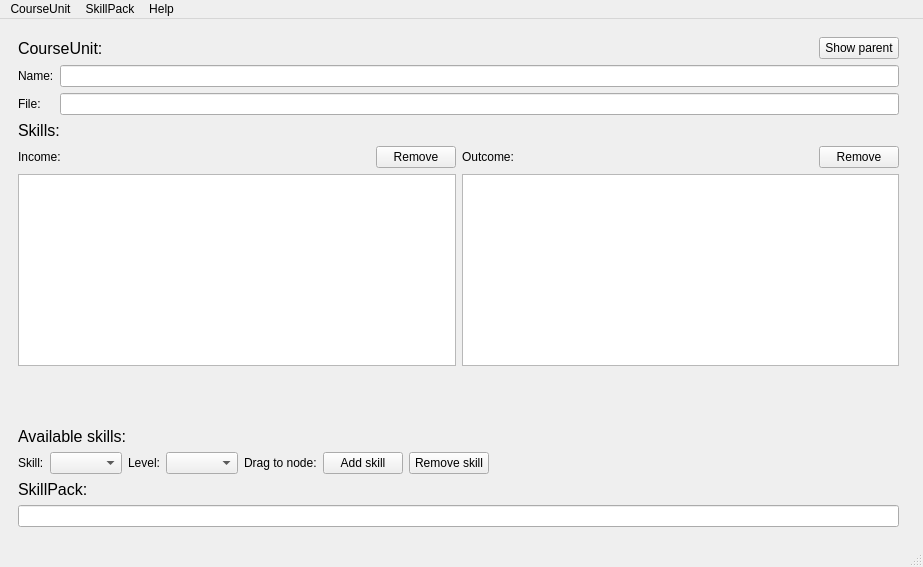
Above: Sources/App/CourseEditor/courseeditor.ui from timattt/Cognitia-II before the change. Below: the same form after it.
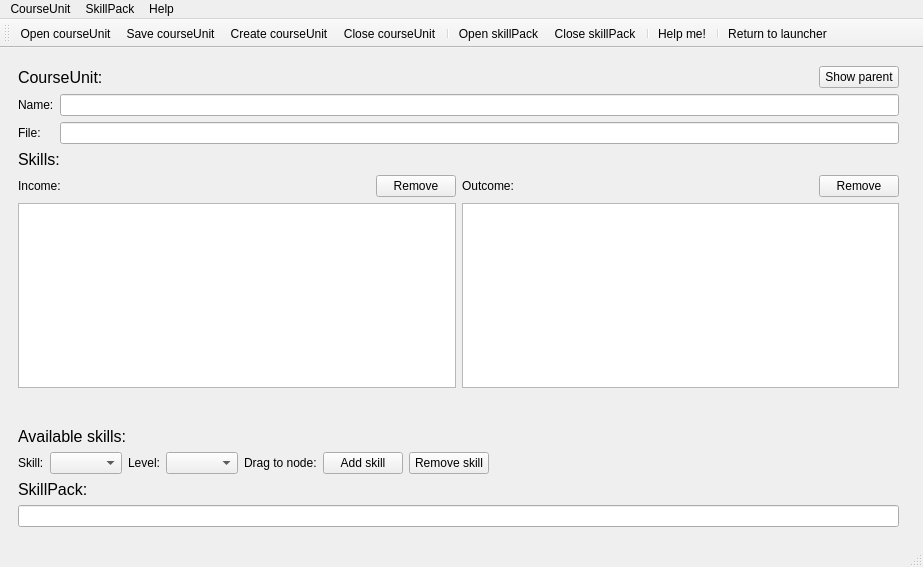
That is the form after the change. Custom widgets are drawn as their Qt base class.

Commit message: CourseEditor | Feature | it is seems to work

```diff
--- a/Sources/App/CourseEditor/courseeditor.ui
+++ b/Sources/App/CourseEditor/courseeditor.ui
@@ -274,9 +274,31 @@
    <addaction name="menuHelp"/>
   </widget>
   <widget class="QStatusBar" name="statusbar"/>
+  <widget class="QToolBar" name="toolBar">
+   <property name="windowTitle">
+    <string>toolBar</string>
+   </property>
+   <attribute name="toolBarArea">
+    <enum>TopToolBarArea</enum>
+   </attribute>
+   <attribute name="toolBarBreak">
+    <bool>false</bool>
+   </attribute>
+   <addaction name="actionCourseUnitOpen"/>
+   <addaction name="actionCourseUnitSave"/>
+   <addaction name="actionCourseUnitCreate"/>
+   <addaction name="actionClose_courseUnit"/>
+   <addaction name="separator"/>
+   <addaction name="actionSkillPackOpen"/>
+   <addaction name="actionClose_skillPack"/>
+   <addaction name="separator"/>
+   <addaction name="actionHelp_me"/>
+   <addaction name="separator"/>
+   <addaction name="actionReturn_to_launcher"/>
+  </widget>
   <action name="actionCourseUnitOpen">
    <property name="text">
-    <string>Open</string>
+    <string>Open courseUnit</string>
    </property>
    <property name="toolTip">
     <string>Open CourseUnit</string>
@@ -284,7 +306,7 @@
   </action>
   <action name="actionCourseUnitSave">
    <property name="text">
-    <string>Save</string>
+    <string>Save courseUnit</string>
    </property>
    <property name="toolTip">
     <string>Save CourseUnit</string>
@@ -292,7 +314,7 @@
   </action>
   <action name="actionCourseUnitCreate">
    <property name="text">
-    <string>Create</string>
+    <string>Create courseUnit</string>
    </property>
    <property name="toolTip">
     <string>Create CourseUnit</string>
@@ -300,12 +322,32 @@
   </action>
   <action name="actionSkillPackOpen">
    <property name="text">
-    <string>Open</string>
+    <string>Open skillPack</string>
    </property>
    <property name="toolTip">
     <string>Open CourseUnit</string>
    </property>
   </action>
+  <action name="actionHelp_me">
+   <property name="text">
+    <string>Help me!</string>
+   </property>
+  </action>
+  <action name="actionReturn_to_launcher">
+   <property name="text">
+    <string>Return to launcher</string>
+   </property>
+  </action>
+  <action name="actionClose_courseUnit">
+   <property name="text">
+    <string>Close courseUnit</string>
+   </property>
+  </action>
+  <action name="actionClose_skillPack">
+   <property name="text">
+    <string>Close skillPack</string>
+   </property>
+  </action>
  </widget>
  <customwidgets>
   <customwidget>
```
Left out of the diff: 7 changed lines with no effect on the pictures. The commit also changes 14 other files.
